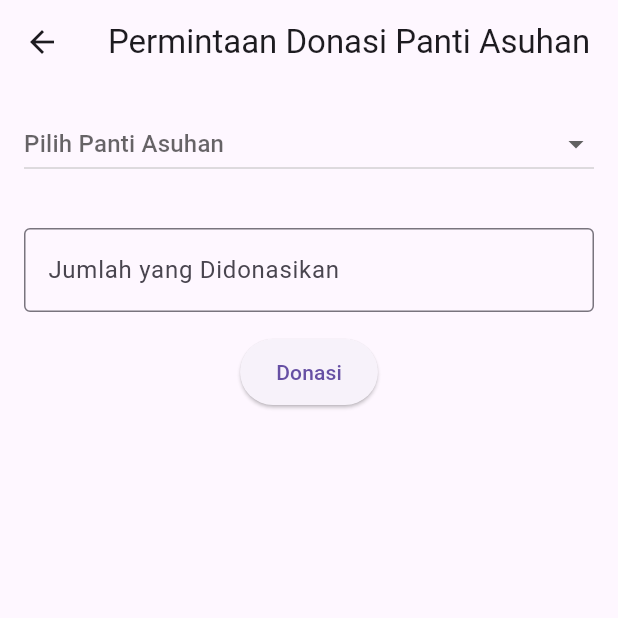
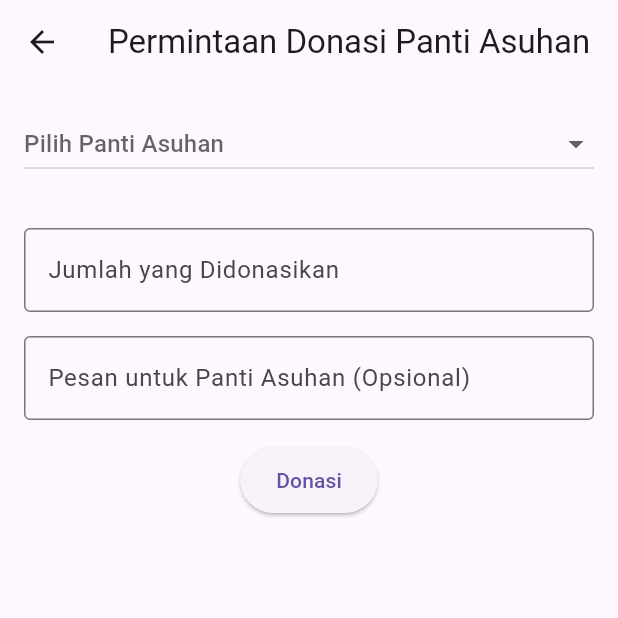
Before and after one commit to rafialifa100/hand_2_heart_mobile_kelompok7, a Flutter app: the DonationFlowPage screen opened directly, on a phone screen of 412 x 824 dp, the top half of it. Run offline on Flutter 3.47's test engine with Material 3 defaults, Android fonts, the phone set to English and light mode, and no system bars.

Commit message:
Update donasibarang.dart
menambah opsi pesan dari donatur ketika ingin melakukan donasi yang bersifat opsional

```diff
--- a/lib/donasibarang.dart
+++ b/lib/donasibarang.dart
@@ -61,12 +61,10 @@ class _DonationFlowPageState extends State<DonationFlowPage> {
     ),
   ];
 
-  // Panti asuhan yang dipilih
   Orphanage? _selectedOrphanage;
-  // Barang yang dipilih
   NeededItem? _selectedItem;
-  // Controller untuk jumlah donasi
   final TextEditingController _quantityController = TextEditingController();
+  final TextEditingController _messageController = TextEditingController(); // Controller untuk pesan
 
   /// Validasi dan proses donasi
   void _donate() {
@@ -98,12 +96,13 @@ class _DonationFlowPageState extends State<DonationFlowPage> {
       return;
     }
 
-    // Jika lolos validasi, kurangi jumlah needed
+    // Pesan opsional, tidak wajib diisi
+    final message = _messageController.text.trim();
+
     setState(() {
       _selectedItem!.needed -= quantity;
     });
 
-    // Tampilkan dialog "Donasi Berhasil!"
     _showSuccessDialog();
   }
 
@@ -125,7 +124,6 @@ class _DonationFlowPageState extends State<DonationFlowPage> {
         content: Column(
           mainAxisSize: MainAxisSize.min,
           children: [
-            // Tulisan "Donasi Berhasil!" berwarna hijau
             Text(
               'Donasi Berhasil!',
               style: TextStyle(
@@ -135,7 +133,6 @@ class _DonationFlowPageState extends State<DonationFlowPage> {
               ),
             ),
             const SizedBox(height: 8),
-            // Tulisan "Terimakasih telah berdonasi..."
             const Text(
               'Terimakasih telah berdonasi untuk panti asuhan',
               style: TextStyle(
@@ -148,8 +145,9 @@ class _DonationFlowPageState extends State<DonationFlowPage> {
         actions: [
           TextButton(
             onPressed: () {
-              Navigator.pop(context); // Tutup dialog
-              _quantityController.clear(); // Kosongkan jumlah
+              Navigator.pop(context);
+              _quantityController.clear();
+              _messageController.clear(); // Kosongkan pesan
             },
             child: const Text('OK'),
           ),
@@ -158,7 +156,6 @@ class _DonationFlowPageState extends State<DonationFlowPage> {
     );
   }
 
-  /// Widget dropdown panti asuhan
   Widget _buildOrphanageDropdown() {
     return DropdownButton<Orphanage>(
       hint: const Text('Pilih Panti Asuhan'),
@@ -173,14 +170,12 @@ class _DonationFlowPageState extends State<DonationFlowPage> {
       onChanged: (value) {
         setState(() {
           _selectedOrphanage = value;
-          // Reset item yang dipilih ketika berganti panti
           _selectedItem = null;
         });
       },
     );
   }
 
-  /// Widget dropdown barang yang dibutuhkan oleh panti terpilih
   Widget _buildItemDropdown() {
     if (_selectedOrphanage == null) {
       return const SizedBox();
@@ -194,8 +189,7 @@ class _DonationFlowPageState extends State<DonationFlowPage> {
       items: neededItems.map((item) {
         return DropdownMenuItem<NeededItem>(
           value: item,
-          child: Text(
-              '${item.name} (Butuh: ${item.needed})'), // Tampilkan sisa kebutuhan
+          child: Text('${item.name} (Butuh: ${item.needed})'),
         );
       }).toList(),
       onChanged: (value) {
@@ -206,7 +200,6 @@ class _DonationFlowPageState extends State<DonationFlowPage> {
     );
   }
 
-  /// Form input jumlah donasi
   Widget _buildQuantityField() {
     return TextField(
       controller: _quantityController,
@@ -218,7 +211,17 @@ class _DonationFlowPageState extends State<DonationFlowPage> {
     );
   }
 
-  /// Tombol Donasi
+  Widget _buildMessageField() {
+    return TextField(
+      controller: _messageController,
+      decoration: const InputDecoration(
+        labelText: 'Pesan untuk Panti Asuhan (Opsional)',
+        border: OutlineInputBorder(),
+      ),
+      keyboardType: TextInputType.text,
+    );
+  }
+
   Widget _buildDonateButton() {
     return ElevatedButton(
       onPressed: _donate,
@@ -231,7 +234,6 @@ class _DonationFlowPageState extends State<DonationFlowPage> {
 
   @override
   Widget build(BuildContext context) {
-    // Contoh tampilan sederhana (column)
     return Scaffold(
       appBar: AppBar(
         title: const Text('Permintaan Donasi Panti Asuhan'),
@@ -240,19 +242,16 @@ class _DonationFlowPageState extends State<DonationFlowPage> {
         padding: const EdgeInsets.all(16.0),
         child: Column(
           children: [
-            // Dropdown Panti Asuhan
             _buildOrphanageDropdown(),
             const SizedBox(height: 16),
-            // Dropdown Barang
             _buildItemDropdown(),
             const SizedBox(height: 16),
-            // Input jumlah
             _buildQuantityField(),
             const SizedBox(height: 16),
-            // Tombol Donasi
+            _buildMessageField(),
+            const SizedBox(height: 16),
             _buildDonateButton(),
             const SizedBox(height: 16),
-            // Contoh tampilan sisa kebutuhan item yang dipilih (opsional)
             if (_selectedItem != null)
               Text(
                 'Sisa kebutuhan untuk ${_selectedItem!.name}: ${_selectedItem!.needed}',
```
